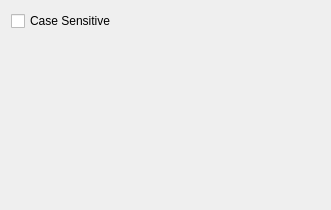
Before: the Qt Designer form search/config.ui in QtPlay/coastal-qt, drawn with Qt 5.
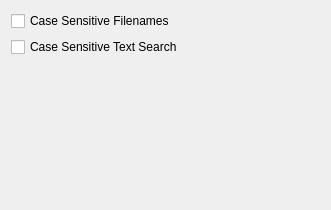
After: the same form once the commit is applied.

The edit to the form file:
```diff
--- a/search/config.ui
+++ b/search/config.ui
@@ -14,10 +14,17 @@
    <string>Dialog</string>
   </property>
   <layout class="QVBoxLayout" name="verticalLayout">
+   <item>
+    <widget class="QCheckBox" name="checkFilename">
+     <property name="text">
+      <string>Case Sensitive Filenames</string>
+     </property>
+    </widget>
+   </item>
    <item>
     <widget class="QCheckBox" name="checkSensitive">
      <property name="text">
-      <string>Case Sensitive</string>
+      <string>Case Sensitive Text Search</string>
      </property>
     </widget>
    </item>
```
